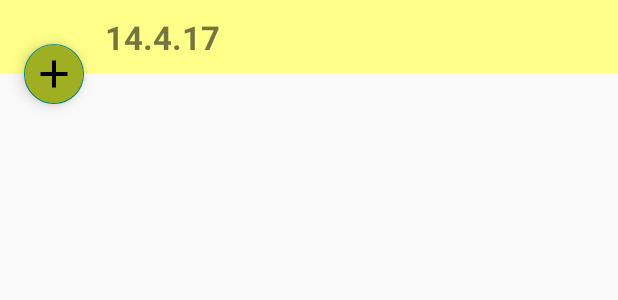
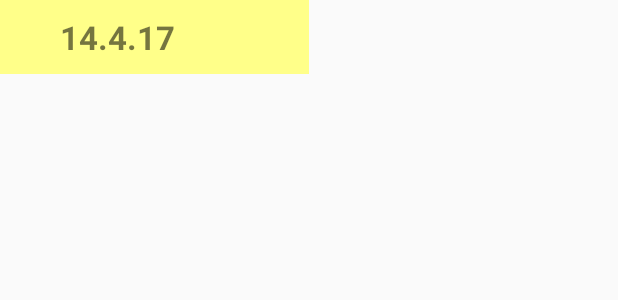
Before and after one commit to traendy/BudgettiR, an Android app: the layout custom_expandable_item.xml on its own in the app's theme, with its tools: preview values and no code run, on a phone screen of 412 x 824 dp. Shown: the top 300 px of the screen. Run offline under Robolectric (Android 15) with nearby library versions, the phone set to English and light mode, and no system bars.

Commit message:
finish rework

```diff
--- a/app/src/main/res/layout/activity_main.xml
+++ b/app/src/main/res/layout/activity_main.xml
@@ -90,7 +90,8 @@
         android:layout_width="match_parent"
         android:layout_height="match_parent"
         android:layout_above="@id/remains_layiout"
-        android:layout_below="@+id/my_toolbar">
+        android:layout_below="@+id/my_toolbar"
+        android:animateLayoutChanges="true">
 
         <include layout="@layout/content_main"
             android:id="@+id/content"
--- a/app/src/main/res/layout/complex_list_item.xml
+++ b/app/src/main/res/layout/complex_list_item.xml
@@ -7,7 +7,7 @@
     android:paddingTop="10dp"
     android:paddingBottom="10dp"
     android:background="#F5F5F6"
-    android:layout_marginStart="50dp"
+    android:layout_marginLeft="20dp"
 
     >
 
--- a/app/src/main/res/layout/content_main.xml
+++ b/app/src/main/res/layout/content_main.xml
@@ -8,6 +8,7 @@
     android:layout_alignParentBottom="true"
     android:layout_alignParentTop="true"
     android:fillViewport="true"
+
     app:layout_behavior="@string/appbar_scrolling_view_behavior">
 
 
--- a/app/src/main/res/layout/custom_expandable_item.xml
+++ b/app/src/main/res/layout/custom_expandable_item.xml
@@ -9,19 +9,21 @@
     <LinearLayout
         android:layout_width="match_parent"
         android:layout_height="match_parent"
-        android:orientation="vertical"
-        android:id="@+id/expandable_layout">
+        android:orientation="horizontal"
+        android:id="@+id/expandable_layout"
+        android:weightSum="2">
         <TextView
             android:id="@+id/date_today_view"
-            android:layout_width="match_parent"
+            android:layout_width="0dp"
             android:layout_height="match_parent"
             android:textSize="22sp"
             android:background="#ffff89"
             android:paddingTop="10dp"
-            android:paddingLeft="70dp"
+            android:paddingLeft="40dp"
             android:paddingBottom="10dp"
             android:text="14.4.17"
             android:textStyle="bold"
+            android:layout_weight="1"
             />
 
 
@@ -29,7 +31,7 @@
 
         <TextView
             android:id="@+id/spent_today_view"
-            android:layout_width="match_parent"
+            android:layout_width="0dp"
             android:layout_height="match_parent"
             android:textSize="22sp"
             android:text=""
@@ -38,21 +40,9 @@
             android:padding="10dp"
             app:layout_anchor="@id/date_today_view"
             app:layout_anchorGravity="bottom|end"
-
+            android:layout_weight="1"
 
             />
     </LinearLayout>
 
-    <android.support.design.widget.FloatingActionButton
-        android:id="@+id/floatbtn"
-        style="@style/Widget.Design.FloatingActionButton"
-        android:layout_width="match_parent"
-        android:layout_height="wrap_content"
-        android:layout_margin="@dimen/activity_horizontal_margin"
-        android:backgroundTint="#a0af22"
-        android:clickable="false"
-        android:src="@drawable/arrow_plus"
-        app:fabSize="mini"
-        app:layout_anchor="@id/expandable_layout"
-        app:layout_anchorGravity="center|left|end" />
-    </android.support.design.widget.CoordinatorLayout>
+</android.support.design.widget.CoordinatorLayout>
```
Also changed, not shown: app/src/main/java/com/example/peter/budgetti/Activities/MainActivity.java (+24 -8 lines), 13 other files.
